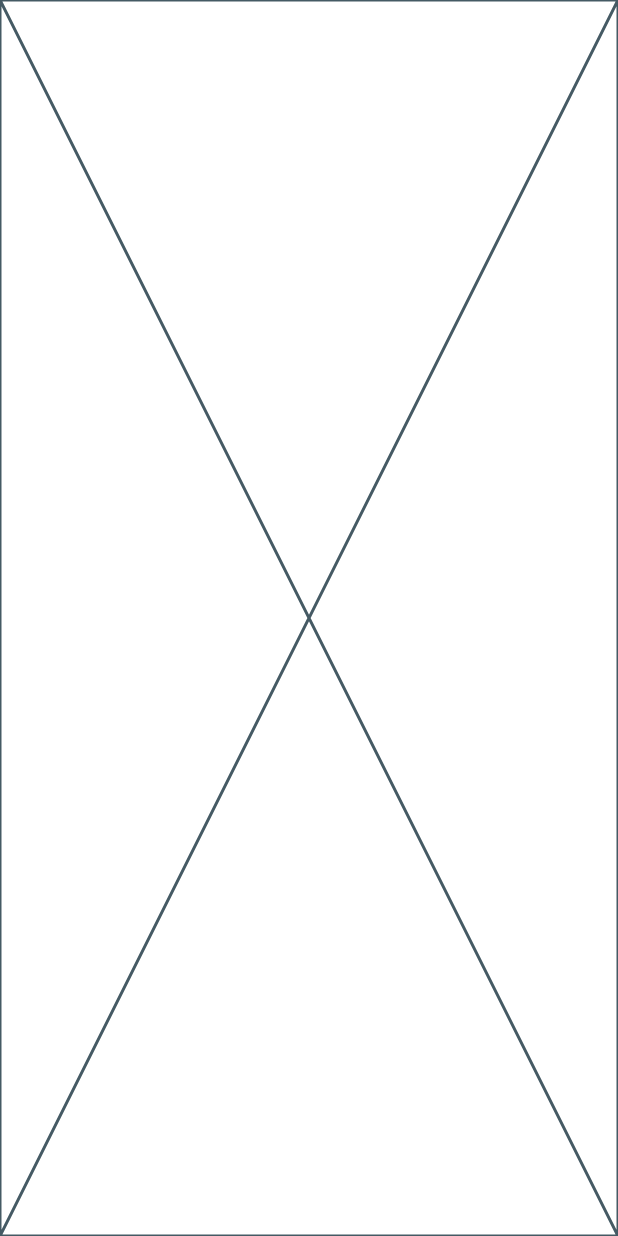
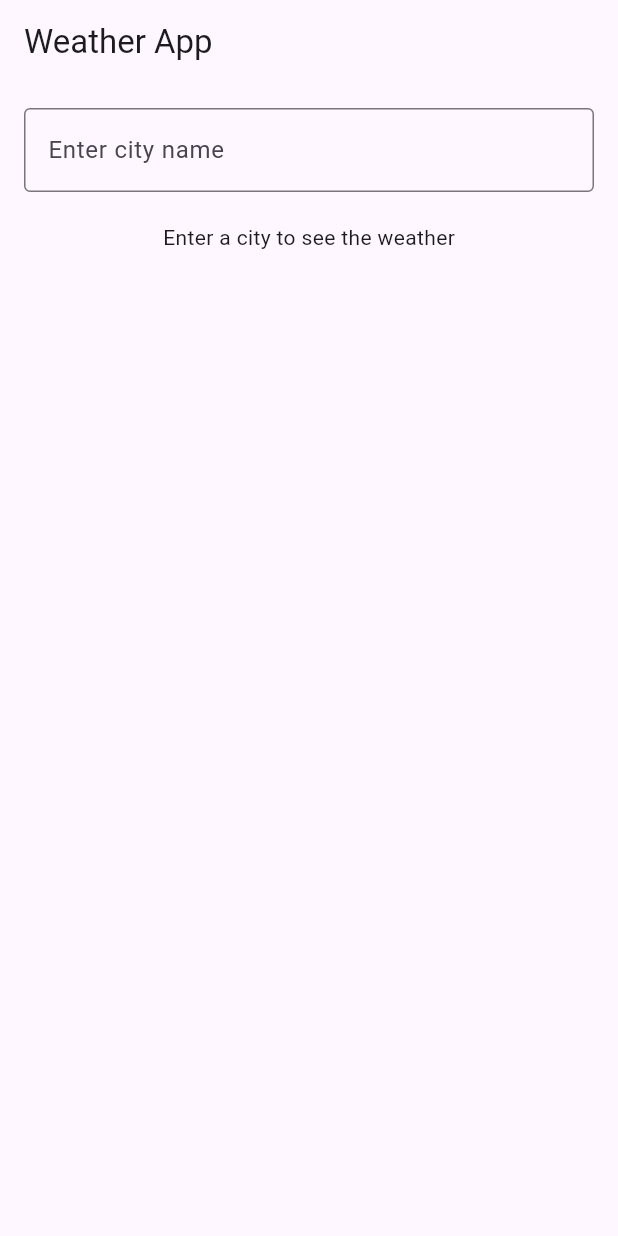
Before and after one commit to mdshamim000/weather_flutter, a Flutter app: the screen it shows after launch, on a phone screen of 412 x 824 dp. Run offline on Flutter 3.47's test engine with Material 3 defaults, Android fonts, the phone set to English and light mode, and no system bars; our stand-ins replace flutter_dotenv, sqflite; accounts and stored records are empty.

Commit message:
setup model for weather, setup provider, setup weather services, designed weather card, and implemented in homescreen and main

```diff
--- /dev/null
+++ b/devtools_options.yaml
@@ -0,0 +1,3 @@
+description: This file stores settings for Dart & Flutter DevTools.
+documentation: https://docs.flutter.dev/tools/devtools/extensions#configure-extension-enablement-states
+extensions:
--- a/lib/main.dart
+++ b/lib/main.dart
@@ -1,29 +1,27 @@
 import 'package:flutter/material.dart';
+import 'package:flutter_dotenv/flutter_dotenv.dart';
+import 'package:provider/provider.dart';
+import 'providers/weather_provider.dart';
+import 'screens/home_screen.dart';
 
-void main() {
+void main() async {
+  WidgetsFlutterBinding.ensureInitialized();
+  await dotenv.load(fileName: ".env");
   runApp(const MyApp());
 }
 
 class MyApp extends StatelessWidget {
-  const MyApp({super.key});
+  const MyApp({Key? key}) : super(key: key);
 
   @override
   Widget build(BuildContext context) {
-    return MaterialApp(
-      title: 'Flutter Demo',
-      theme: ThemeData(
-        colorScheme: ColorScheme.fromSeed(seedColor: Colors.deepPurple),
-        useMaterial3: true,
+    return ChangeNotifierProvider(
+      create: (_) => WeatherProvider(),
+      child: MaterialApp(
+        debugShowCheckedModeBanner: false,
+        theme: ThemeData.light(),
+        home: const HomeScreen(),
       ),
-      home:  HomePage( ),
     );
   }
 }
-class HomePage extends StatelessWidget {
-  const HomePage({super.key});
-
-  @override
-  Widget build(BuildContext context) {
-    return const Placeholder();
-  }
-}
--- a/lib/models/weather.dart
+++ b/lib/models/weather.dart
@@ -0,0 +1,71 @@
+import 'package:intl/intl.dart';
+class Weather {
+  final String description;
+  final double temperature;
+  final double humidity;
+  final double windSpeed;
+  final List<Forecast> forecast;
+
+  Weather({
+    required this.description,
+    required this.temperature,
+    required this.humidity,
+    required this.windSpeed,
+    required this.forecast,
+  });
+
+  // Convert Weather to JSON for local storage
+  Map<String, dynamic> toJson() => {
+        'description': description,
+        'temperature': temperature,
+        'humidity': humidity,
+        'windSpeed': windSpeed,
+        'forecast': forecast.map((f) => f.toJson()).toList(),
+      };
+
+  // Create Weather from JSON
+  factory Weather.fromJson(Map<String, dynamic> json) => Weather(
+        description: json['description'],
+        temperature: (json['temperature'] as num).toDouble(),
+        humidity: (json['humidity'] as num).toDouble(),
+        windSpeed: (json['windSpeed'] as num).toDouble(),
+        forecast: (json['forecast'] as List)
+            .map((f) => Forecast.fromJson(f))
+            .toList(),
+      );
+}
+
+class Forecast {
+  final String date;
+  final double minTemp;
+  final double maxTemp;
+  final String description;
+
+  Forecast({
+    required this.date,
+    required this.minTemp,
+    required this.maxTemp,
+    required this.description,
+  });
+
+  // Convert Forecast to JSON for local storage
+  Map<String, dynamic> toJson() => {
+        'date': date,
+        'minTemp': minTemp,
+        'maxTemp': maxTemp,
+        'description': description,
+      };
+
+  // Create Forecast from JSON
+  factory Forecast.fromJson(Map<String, dynamic> json) => Forecast(
+        date: json['date'],
+        minTemp: (json['minTemp'] as num).toDouble(),
+        maxTemp: (json['maxTemp'] as num).toDouble(),
+        description: json['description'],
+      );
+
+    String get dayName {
+    final parsedDate = DateTime.parse(date);
+    return DateFormat.EEEE().format(parsedDate); // Returns full day name
+  }
+}
--- a/lib/providers/weather_provider.dart
+++ b/lib/providers/weather_provider.dart
@@ -0,0 +1,34 @@
+import 'package:flutter/material.dart';
+import '../models/weather.dart';
+import '../services/weather_service.dart';
+import '../services/local_storage_service.dart';
+
+class WeatherProvider with ChangeNotifier {
+  Weather? _weather;
+  String _errorMessage = '';
+  bool _isLoading = false;
+
+  final WeatherService _weatherService = WeatherService();
+  final LocalStorageService _localStorageService = LocalStorageService();
+
+  Weather? get weather => _weather;
+  String get errorMessage => _errorMessage;
+  bool get isLoading => _isLoading;
+
+  Future<void> fetchWeather(String city) async {
+    _isLoading = true;
+    notifyListeners();
+
+    try {
+      _weather = await _weatherService.fetchWeather(city);
+      _errorMessage = '';
+      await _localStorageService.saveWeather(_weather!);
+    } catch (e) {
+      _errorMessage = e.toString();
+      _weather = await _localStorageService.loadWeather();
+    } finally {
+      _isLoading = false;
+      notifyListeners();
+    }
+  }
+}
--- a/lib/screens/home_screen.dart
+++ b/lib/screens/home_screen.dart
@@ -0,0 +1,77 @@
+import 'package:flutter/material.dart';
+import 'package:provider/provider.dart';
+import '../providers/weather_provider.dart';
+import '../widgets/weather_card.dart';
+
+class HomeScreen extends StatefulWidget {
+  const HomeScreen({Key? key}) : super(key: key);
+
+  @override
+  State<HomeScreen> createState() => _HomeScreenState();
+}
+
+class _HomeScreenState extends State<HomeScreen> {
+  final TextEditingController _cityController = TextEditingController();
+
+  @override
+  Widget build(BuildContext context) {
+    final weatherProvider = Provider.of<WeatherProvider>(context);
+
+    return Scaffold(
+      appBar: AppBar(title: const Text('Weather App')),
+      body: Padding(
+        padding: const EdgeInsets.all(16.0),
+        child: ListView(
+          children: [
+            TextField(
+              controller: _cityController,
+              decoration: const InputDecoration(
+                labelText: 'Enter city name',
+                border: OutlineInputBorder(),
+              ),
+              onSubmitted: (value) {
+                weatherProvider.fetchWeather(value);
+              },
+            ),
+            const SizedBox(height: 20),
+            weatherProvider.isLoading
+                ? const Center(child: CircularProgressIndicator())
+                : weatherProvider.weather != null
+                    ? Column(
+                        crossAxisAlignment: CrossAxisAlignment.start,
+                        children: [
+                          Text(
+                            'Temperature: ${weatherProvider.weather!.temperature}°C',
+                            style: const TextStyle(fontSize: 20),
+                          ),
+                          Text(
+                            'Description: ${weatherProvider.weather!.description}',
+                          ),
+                          const SizedBox(height: 20),
+                          const Text(
+                            '7-Day Forecast',
+                            style: TextStyle(
+                              fontSize: 18,
+                              fontWeight: FontWeight.bold,
+                            ),
+                          ),
+                          const SizedBox(height: 10),
+                          ...weatherProvider.weather!.forecast.map(
+                            (forecast) => WeatherCard(forecast: forecast),
+                          ),
+                        ],
+                      )
+                    : weatherProvider.errorMessage.isNotEmpty
+                        ? Center(
+                            child: Text(
+                              'Error: ${weatherProvider.errorMessage}',
+                              style: const TextStyle(color: Colors.red),
+                            ),
+                          )
+                        : const Center(child: Text('Enter a city to see the weather')),
+          ],
+        ),
+      ),
+    );
+  }
+}
--- /dev/null
+++ b/lib/services/local_storage_service.dart
@@ -0,0 +1,57 @@
+import 'dart:convert';
+import 'package:sqflite/sqflite.dart';
+import 'package:path/path.dart';
+import '../models/weather.dart';
+
+class LocalStorageService {
+  static const String _dbName = 'weather.db';
+  static const int _dbVersion = 1;
+
+  static const String _tableWeather = 'weather';
+  static const String _columnData = 'data';
+
+  Database? _database;
+
+  Future<Database> _getDatabase() async {
+    if (_database != null) return _database!;
+
+    final path = join(await getDatabasesPath(), _dbName);
+    _database = await openDatabase(
+      path,
+      version: _dbVersion,
+      onCreate: (db, version) async {
+        await db.execute('''
+          CREATE TABLE $_tableWeather (
+            id INTEGER PRIMARY KEY AUTOINCREMENT,
+            $_columnData TEXT NOT NULL
+          )
+        ''');
+      },
+    );
+    return _database!;
+  }
+
+  /// Save Weather Data to Local Database
+  Future<void> saveWeather(Weather weather) async {
+    final db = await _getDatabase();
+    final weatherJson = jsonEncode(weather.toJson()); // Proper JSON encoding
+    await db.insert(
+      _tableWeather,
+      {_columnData: weatherJson},
+      conflictAlgorithm: ConflictAlgorithm.replace,
+    );
+  }
+
+  /// Load Weather Data from Local Database
+  Future<Weather?> loadWeather() async {
+    final db = await _getDatabase();
+    final result = await db.query(_tableWeather, limit: 1);
+
+    if (result.isNotEmpty) {
+      final jsonData = result.first[_columnData] as String;
+      final weatherMap = jsonDecode(jsonData); // Proper JSON decoding
+      return Weather.fromJson(weatherMap);
+    }
+    return null;
+  }
+}
--- a/lib/services/weather_service.dart
+++ b/lib/services/weather_service.dart
@@ -0,0 +1,43 @@
+import 'dart:convert';
+import 'package:http/http.dart' as http;
+import 'package:flutter_dotenv/flutter_dotenv.dart';
+import '../models/weather.dart';
+
+class WeatherService {
+  final String apiKey = dotenv.env['API_KEY'] ?? '';
+
+  Future<Weather> fetchWeather(String city) async {
+    final weatherUrl =
+        'https://api.openweathermap.org/data/2.5/weather?q=$city&appid=$apiKey&units=metric';
+    final forecastUrl =
+        'https://api.openweathermap.org/data/2.5/forecast?q=$city&appid=$apiKey&units=metric';
+
+    final weatherResponse = await http.get(Uri.parse(weatherUrl));
+    final forecastResponse = await http.get(Uri.parse(forecastUrl));
+
+    if (weatherResponse.statusCode == 200 && forecastResponse.statusCode == 200) {
+      final weatherData = jsonDecode(weatherResponse.body);
+      final forecastData = jsonDecode(forecastResponse.body);
+
+      final forecastList = (forecastData['list'] as List)
+          .where((item) => item['dt_txt'].contains('12:00:00'))
+          .map((item) => Forecast(
+                date: item['dt_txt'],
+                minTemp: (item['main']['temp_min'] as num).toDouble(),
+                maxTemp: (item['main']['temp_max'] as num).toDouble(),
+                description: item['weather'][0]['description'],
+              ))
+          .toList();
+
+      return Weather(
+        description: weatherData['weather'][0]['description'],
+        temperature: (weatherData['main']['temp'] as num).toDouble(),
+        humidity: (weatherData['main']['humidity'] as num).toDouble(),
+        windSpeed: (weatherData['wind']['speed'] as num).toDouble(),
+        forecast: forecastList,
+      );
+    } else {
+      throw Exception('Failed to fetch weather data.');
+    }
+  }
+}
--- a/pubspec.yaml
+++ b/pubspec.yaml
@@ -42,6 +42,7 @@ dependencies:
   sqflite: ^2.0.0
   provider: ^6.0.5
   connectivity_plus: ^4.0.0
+  intl: ^0.19.0
 
 dev_dependencies:
   flutter_test:
```
Also changed, not shown: lib/widgets/weather_card.dart (+22 -0 lines), pubspec.lock, 9 other files.
